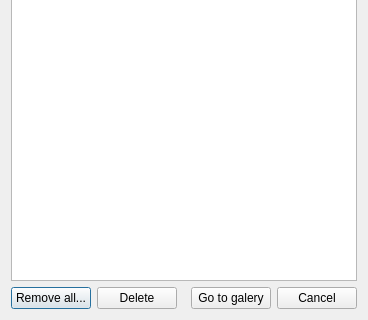
Old version of the form cdsogalerylist.ui in the repository PavelMr/skytechx; both pictures show x 0 to 368 and y 167 to 487 of the 368 by 487 pixel window.
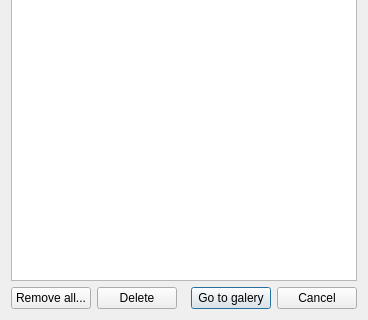
New version of the form.

Patch:
```diff
--- a/cdsogalerylist.ui
+++ b/cdsogalerylist.ui
@@ -55,6 +55,9 @@
        <property name="text">
         <string>Go to galery</string>
        </property>
+       <property name="default">
+        <bool>true</bool>
+       </property>
       </widget>
      </item>
      <item>
```
